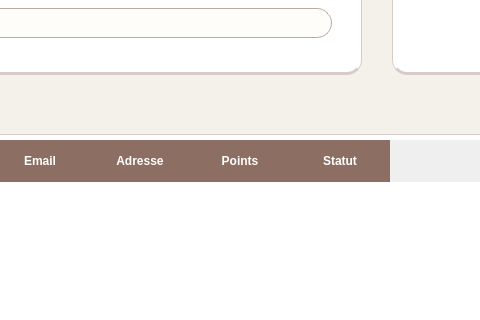
First picture: the form in mainwindow.ui, repository Esprit-UP-Algo/projetcpp2526-s2-2a6-smart-leather-goods-fm-2a6, before the edit; both pictures show x 680 to 1160 and y 334 to 654 of the 1350 by 850 pixel window.
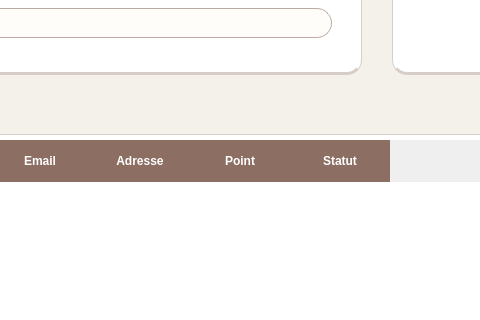
Second picture: the form after the edit.

```diff
--- a/mainwindow.ui
+++ b/mainwindow.ui
@@ -602,7 +602,7 @@
           </column>
           <column>
            <property name="text">
-            <string>Points</string>
+            <string>Point</string>
            </property>
           </column>
           <column>
```
